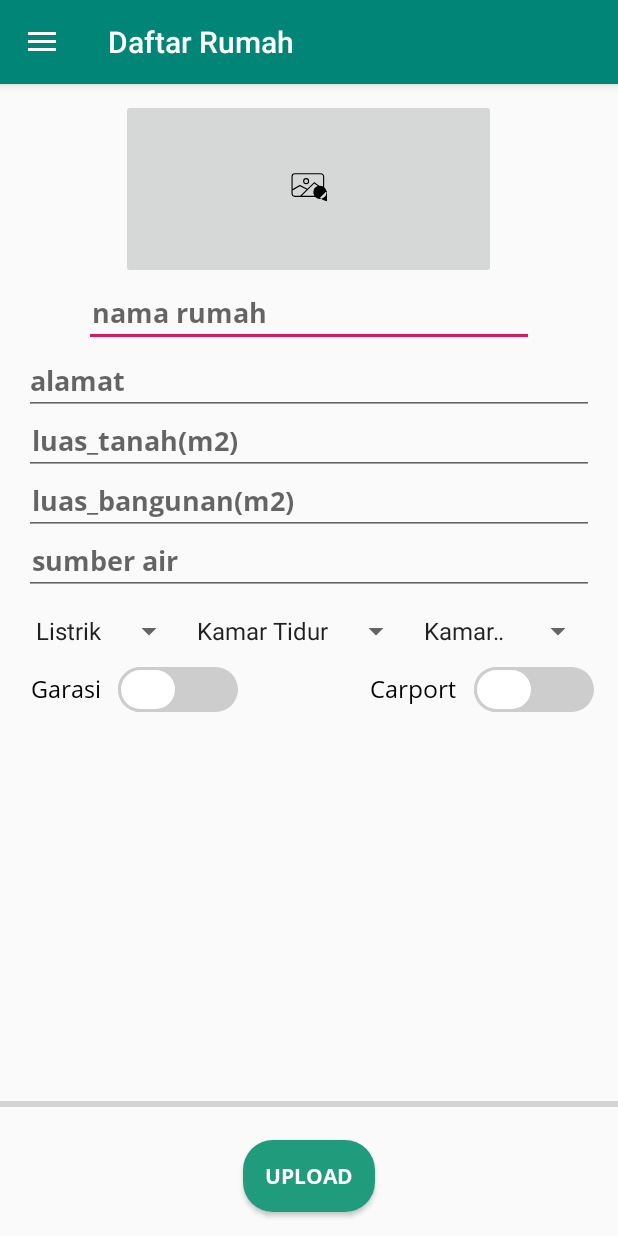
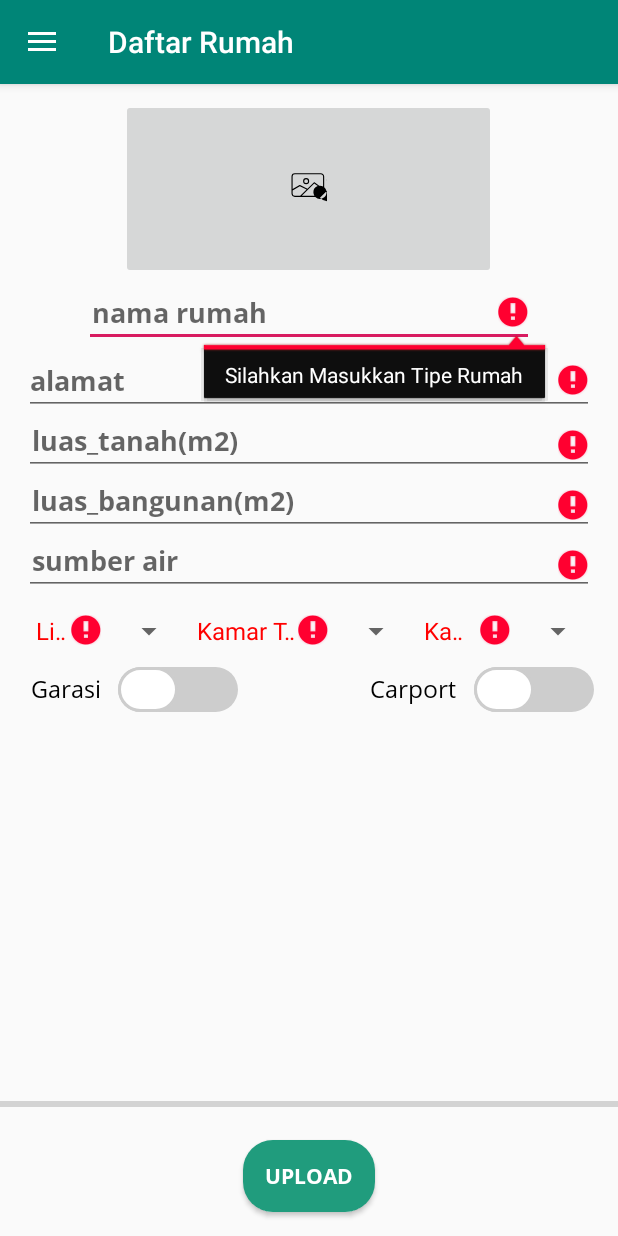
Before and after one commit to fadhilfathi/PTDutaMancaGraha, an Android app: the fragment Fragment_2 placed in its activity, after a tap on "UPLOAD", on a phone screen of 412 x 824 dp. Run offline under Robolectric (Android 15) with nearby library versions, the phone set to English and light mode, and no system bars; our stand-ins replace Firebase (no records; nobody signed in at launch, a user with empty details on screens opened directly), Picasso.

Commit message:
Detail Recycler Error validation form

```diff
--- a/app/src/main/java/com/example/marbeelz/ptdutamancagraha/Fragment_2.java
+++ b/app/src/main/java/com/example/marbeelz/ptdutamancagraha/Fragment_2.java
@@ -3,6 +3,7 @@ package com.example.marbeelz.ptdutamancagraha;
 import android.Manifest;
 import android.content.ContentResolver;
 import android.content.Intent;
+import android.graphics.Color;
 import android.graphics.Typeface;
 import android.net.Uri;
 import android.os.Bundle;
@@ -24,6 +25,7 @@ import android.content.ContentResolver;
 import android.widget.ProgressBar;
 import android.widget.Spinner;
 import android.widget.Switch;
+import android.widget.TextView;
 import android.widget.Toast;
 
 import androidx.annotation.NonNull;
@@ -46,6 +48,8 @@ import com.google.firebase.storage.StorageReference;
 import com.google.firebase.storage.StorageTask;
 import com.google.firebase.storage.UploadTask;
 import com.squareup.picasso.Picasso;
+
+import org.w3c.dom.Text;
 
 import java.lang.reflect.Array;
 
@@ -169,6 +173,38 @@ public class Fragment_2 extends Fragment {
         upload.setOnClickListener(new View.OnClickListener() {
             @Override
             public void onClick(View view) {
+
+                if (textNama.getText().toString().trim().equals("")){
+                    textNama.setError("Silahkan Masukkan Tipe Rumah");
+                }
+                if (textAlamat.getText().toString().trim().equals("")){
+                    textAlamat.setError("Silahkan Masukkan Alamat");
+                }
+                if (textLuasTanah.getText().toString().trim().equals("")){
+                    textLuasTanah.setError("Silahkan Masukkan Alamat");
+                }
+                if (textLuasBangunan.getText().toString().trim().equals("")){
+                    textLuasBangunan.setError("Silahkan Masukkan Alamat");
+                }
+                if (textSumberAir.getText().toString().trim().equals("")){
+                    textSumberAir.setError("Silahkan Masukkan Alamat");
+                }
+                if (spinnerListrik.getSelectedItem().toString().trim() == "Listrik"){
+                    TextView errorListrik = (TextView)spinnerListrik.getSelectedView();
+                    errorListrik.setError("");
+                    errorListrik.setTextColor(Color.RED);
+                }
+                if (spinnerKamarTidur.getSelectedItem().toString().trim() == "Kamar Tidur"){
+                    TextView errorKamarTidur = (TextView)spinnerKamarTidur.getSelectedView();
+                    errorKamarTidur.setError("");
+                    errorKamarTidur.setTextColor(Color.RED);
+                }
+                if (spinnerKamarMandi.getSelectedItem().toString().trim() == "Kamar Mandi"){
+                    TextView errorKamarMandi = (TextView)spinnerKamarMandi.getSelectedView();
+                    errorKamarMandi.setError("");
+                    errorKamarMandi.setTextColor(Color.RED);
+                }
+
                 if (mUploadTask != null && mUploadTask.isInProgress()){
                     Toast.makeText(getActivity(),"Sedang Dalam Proses Upload",Toast.LENGTH_SHORT).show();
                 }else {
```
Also changed, not shown: app/src/main/java/com/example/marbeelz/ptdutamancagraha/RecycleAdapter.java (+11 -1 lines).
